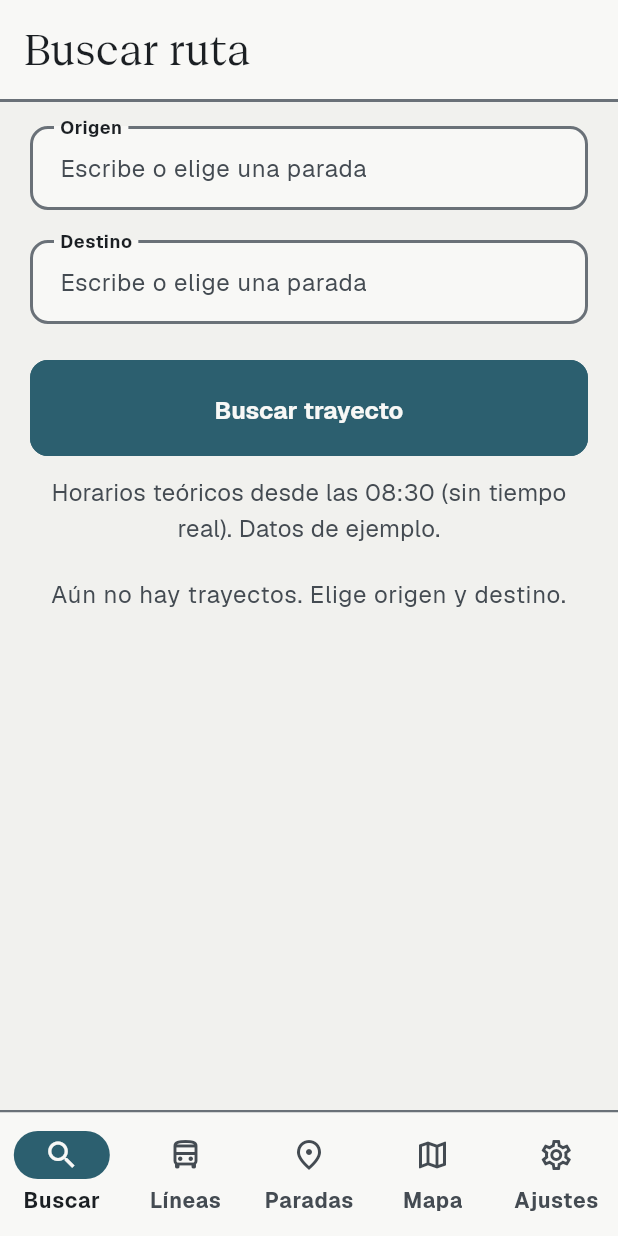
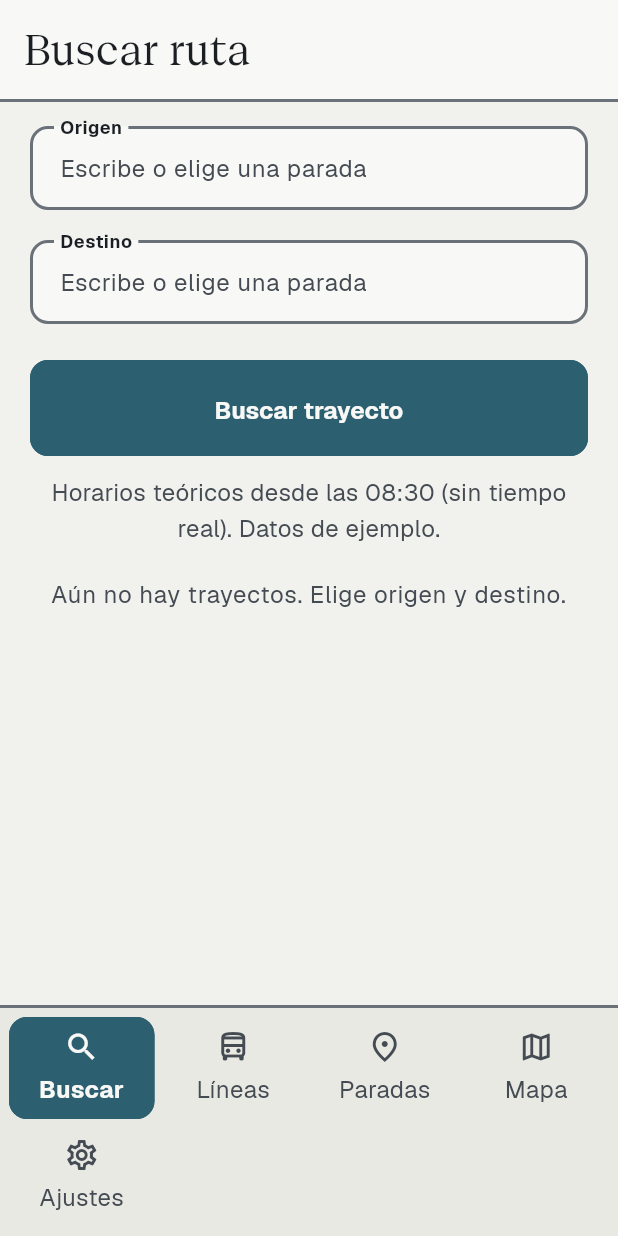
Before and after one commit to Sekahy48/RutaFacil, a Flutter app: the screen it shows after launch, on a phone screen of 412 x 824 dp. Run offline on Flutter 3.47's test engine with Material 3 defaults, Android fonts, the phone set to English and light mode, and no system bars; our stand-ins replace flutter_map, latlong2; project files that could hold a hidden picture were left out.

Commit message:
Barra inferior sin límite de escala: se reparte en filas con texto grande
Co-Authored-By: Claude Opus 5.5 <noreply@anthropic.com>

```diff
--- a/lib/ui/armazon.dart
+++ b/lib/ui/armazon.dart
@@ -3,8 +3,6 @@
 // Cada pestaña tiene su propio Navigator para que los detalles (P3, P5)
 // se abran sin perder la barra. El seguimiento (P7) se abre por encima,
 // en el Navigator raíz, y por eso no muestra la barra.
-
-import 'dart:math' as math;
 
 import 'package:flutter/material.dart';
 import 'package:flutter/services.dart';
@@ -15,6 +13,8 @@ import 'pantallas/p2_lineas.dart';
 import 'pantallas/p4_paradas.dart';
 import 'pantallas/p6_mapa.dart';
 import 'pantallas/p8_ajustes.dart';
+import 'comunes.dart';
+import 'tema.dart';
 
 class Armazon extends StatefulWidget {
   const Armazon({super.key});
@@ -90,6 +90,9 @@ class _ArmazonState extends State<Armazon> {
   }
 }
 
+/// Barra inferior propia (no NavigationBar): crece con el texto sin límite.
+/// Si las cinco etiquetas no caben en una fila, se reparten en dos filas
+/// (3 + 2) o más, de modo que ninguna palabra se corte ni se recorte.
 class _BarraInferior extends StatelessWidget {
   const _BarraInferior({required this.seleccionada, required this.onSeleccion});
 
@@ -104,37 +107,158 @@ class _BarraInferior extends StatelessWidget {
     (Icons.settings_outlined, 'Ajustes', 'Ajustes'),
   ];
 
+  /// Número de columnas tal que la etiqueta más ancha quepa entera.
+  int _columnas(BuildContext context, double ancho) {
+    final escalador = MediaQuery.textScalerOf(context);
+    var maximo = 0.0;
+    for (final (_, texto, _) in _destinos) {
+      final tp = TextPainter(
+        text: TextSpan(
+          text: texto,
+          style: kEstiloEtiqueta.copyWith(fontWeight: FontWeight.w700),
+        ),
+        textDirection: TextDirection.ltr,
+        textScaler: escalador,
+        maxLines: 1,
+      )..layout();
+      if (tp.width > maximo) maximo = tp.width;
+      tp.dispose();
+    }
+    // 8 dp de margen a cada lado del texto + 4 dp de separación.
+    final necesario = maximo + 2 * kEspacio + 4;
+    for (var n = _destinos.length; n > 1; n--) {
+      if (ancho / n >= necesario) return n;
+    }
+    return 1;
+  }
+
   @override
   Widget build(BuildContext context) {
-    final mq = MediaQuery.of(context);
-    // Cinco pestañas en una fila no caben con texto al 200 %. Se limita la
-    // escala de esta barra a 1,3× para que no se recorte; el resto de la app
-    // sí escala hasta 200 %. TalkBack lee la etiqueta completa.
-    final escala = math.min(mq.textScaler.scale(14) / 14, 1.3);
-    final esquema = Theme.of(context).colorScheme;
-    return MediaQuery(
-      data: mq.copyWith(textScaler: TextScaler.linear(escala)),
-      child: DecoratedBox(
-        position: DecorationPosition.foreground,
+    final p = context.paleta;
+    return Material(
+      color: p.pestanaInactiva,
+      child: Container(
         decoration: BoxDecoration(
-          border: Border(top: BorderSide(color: esquema.outline, width: 1.5)),
+          border: Border(
+            top: BorderSide(color: p.borde, width: kBorde),
+          ),
         ),
-        child: NavigationBar(
-          selectedIndex: seleccionada,
-          onDestinationSelected: onSeleccion,
-          labelBehavior: NavigationDestinationLabelBehavior.alwaysShow,
-          height: 64 + 20 * escala,
-          destinations: [
-            for (final (icono, texto, tooltip) in _destinos)
-              NavigationDestination(
-                icon: Icon(icono),
-                selectedIcon: Icon(icono, weight: 700),
-                label: texto,
-                tooltip: tooltip,
-              ),
-          ],
+        child: SafeArea(
+          top: false,
+          child: Padding(
+            padding: const EdgeInsets.all(4),
+            child: LayoutBuilder(
+              builder: (context, restr) {
+                final n = _columnas(context, restr.maxWidth);
+                final ancho = (restr.maxWidth / n).floorToDouble();
+                return Semantics(
+                  container: true,
+                  explicitChildNodes: true,
+                  child: Wrap(
+                    children: [
+                      for (var i = 0; i < _destinos.length; i++)
+                        SizedBox(
+                          width: ancho,
+                          child: _Pestana(
+                            icono: _destinos[i].$1,
+                            texto: _destinos[i].$2,
+                            etiqueta: _destinos[i].$3,
+                            indice: i,
+                            total: _destinos.length,
+                            activa: i == seleccionada,
+                            onTap: () => onSeleccion(i),
+                          ),
+                        ),
+                    ],
+                  ),
+                );
+              },
+            ),
+          ),
         ),
       ),
     );
   }
 }
+
+/// Pestaña: activa = relleno de acento + negrita; inactiva = sin relleno.
+class _Pestana extends StatelessWidget {
+  const _Pestana({
+    required this.icono,
+    required this.texto,
+    required this.etiqueta,
+    required this.indice,
+    required this.total,
+    required this.activa,
+    required this.onTap,
+  });
+
+  final IconData icono;
+  final String texto;
+  final String etiqueta;
+  final int indice;
+  final int total;
+  final bool activa;
+  final VoidCallback onTap;
+
+  @override
+  Widget build(BuildContext context) {
+    final p = context.paleta;
+    final color = activa ? p.sobreAcento : p.textoSecundario;
+    return Padding(
+      padding: const EdgeInsets.all(2),
+      child: Semantics(
+        container: true,
+        button: true,
+        selected: activa,
+        label: 'Pestaña $etiqueta, ${indice + 1} de $total',
+        onTap: onTap,
+        excludeSemantics: true,
+        child: Tooltip(
+          message: etiqueta,
+          excludeFromSemantics: true,
+          child: Material(
+            color: activa ? p.acento : Colors.transparent,
+            shape: RoundedRectangleBorder(
+              borderRadius: kRadioBorde,
+              side: activa
+                  ? BorderSide(color: p.acento, width: kBorde)
+                  : BorderSide.none,
+            ),
+            child: Tocable(
+              onTap: onTap,
+              anilloDentro: true,
+              child: ConstrainedBox(
+                constraints: const BoxConstraints(minHeight: 64),
+                child: Padding(
+                  padding: const EdgeInsets.symmetric(
+                    horizontal: 4,
+                    vertical: kEspacio,
+                  ),
+                  child: Column(
+                    mainAxisSize: MainAxisSize.min,
+                    mainAxisAlignment: MainAxisAlignment.center,
+                    children: [
+                      Icon(icono, color: color),
+                      const SizedBox(height: 4),
+                      Text(
+                        texto,
+                        textAlign: TextAlign.center,
+                        style: kEstiloEtiqueta.copyWith(
+                          color: color,
+                          fontWeight: activa
+                              ? FontWeight.w700
+                              : FontWeight.w400,
+                        ),
+                      ),
+                    ],
+                  ),
+                ),
+              ),
+            ),
+          ),
+        ),
+      ),
+    );
+  }
+}
```
